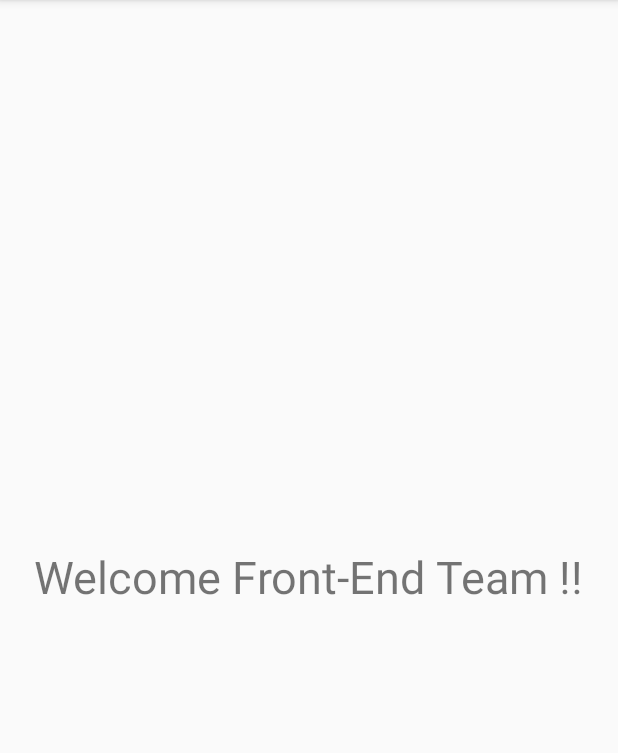
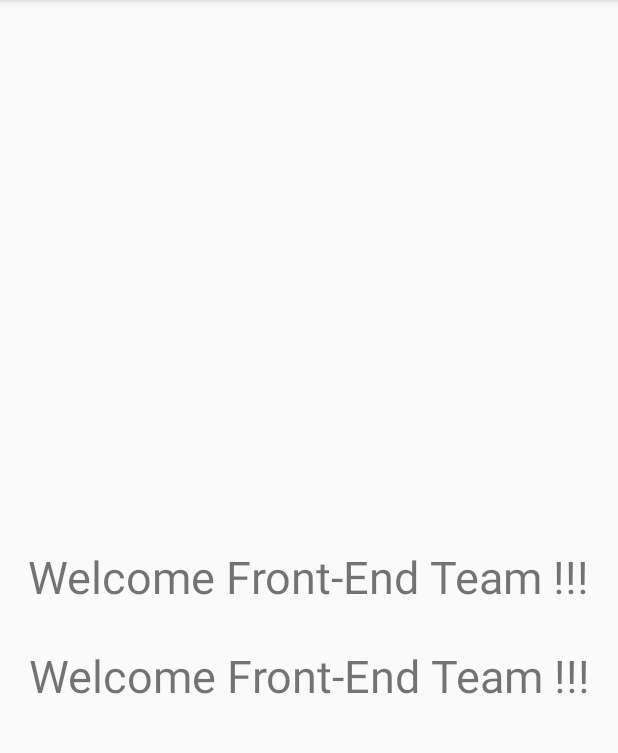
Before and after one commit to javidran/petland-app, an Android app: the screen it shows after launch (MainActivity), on a phone screen of 412 x 824 dp, the part 84-837 px from its top. Run offline under Robolectric (Android 15) with nearby library versions, the phone set to English and light mode, and no system bars.

Commit message:
Test de plataforma
simplemente añadir un ! al string y a su vez añadir una copia de este string

```diff
--- a/app/src/main/res/layout/activity_main.xml
+++ b/app/src/main/res/layout/activity_main.xml
@@ -16,4 +16,17 @@
         app:layout_constraintRight_toRightOf="parent"
         app:layout_constraintTop_toTopOf="parent" />
 
+    <TextView
+        android:id="@+id/textView"
+        android:layout_width="wrap_content"
+        android:layout_height="wrap_content"
+        android:text="@string/Bienvenida"
+        android:textSize="30sp"
+        app:layout_constraintBottom_toBottomOf="parent"
+        app:layout_constraintHorizontal_bias="0.515"
+        app:layout_constraintLeft_toLeftOf="parent"
+        app:layout_constraintRight_toRightOf="parent"
+        app:layout_constraintTop_toTopOf="parent"
+        app:layout_constraintVertical_bias="0.591" />
+
 </androidx.constraintlayout.widget.ConstraintLayout>
--- a/app/src/main/res/values/strings.xml
+++ b/app/src/main/res/values/strings.xml
@@ -1,4 +1,4 @@
 <resources>
     <string name="app_name">PetLand</string>
-    <string name="Bienvenida">Welcome Front-End Team !!</string>
+    <string name="Bienvenida">Welcome Front-End Team !!!</string>
 </resources>
--- a/build.gradle
+++ b/build.gradle
@@ -8,7 +8,7 @@ buildscript {
 
     }
     dependencies {
-        classpath 'com.android.tools.build:gradle:3.5.3'
+        classpath 'com.android.tools.build:gradle:3.6.1'
         classpath "org.jetbrains.kotlin:kotlin-gradle-plugin:$kotlin_version"
         // NOTE: Do not place your application dependencies here; they belong
         // in the individual module build.gradle files
```
Also changed, not shown: gradle/wrapper/gradle-wrapper.properties.
